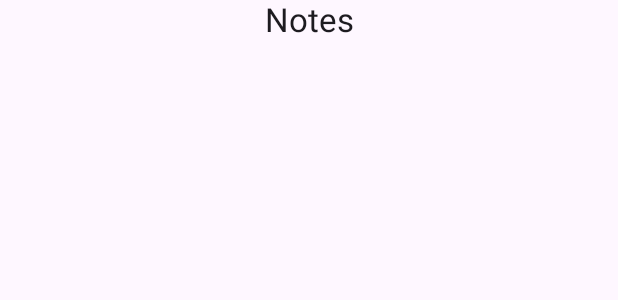
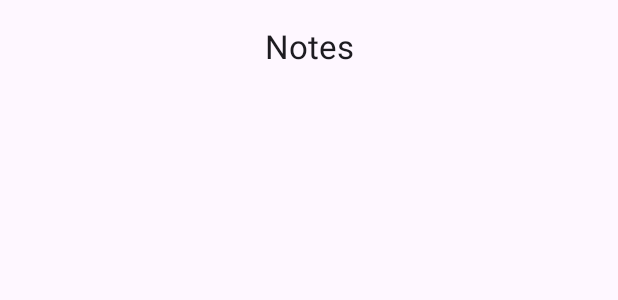
Before and after one commit to SuellenAc/SimpleNotesApp, an Android app built with Jetpack Compose: the @Preview function MainScreenPreview, on a phone screen of 412 x 824 dp. Shown: the top 300 px of the screen. Run offline under Robolectric (Android 15) with nearby library versions, the phone set to English and light mode, and no system bars; our stand-ins replace Dagger/Hilt's generated code.

Commit message:
added base structure to noteDetails and updated screen organization

```diff
--- a/app/src/main/java/com/suellen/colangelo/notes/app/navigation/NotesNavHost.kt
+++ b/app/src/main/java/com/suellen/colangelo/notes/app/navigation/NotesNavHost.kt
@@ -5,7 +5,6 @@ import androidx.compose.ui.Modifier
 import androidx.navigation.NavHostController
 import androidx.navigation.compose.NavHost
 import androidx.navigation.compose.rememberNavController
-import com.suellen.colangelo.notes.presentation.notedetails.navigation.navigateToNoteDetails
 import com.suellen.colangelo.notes.presentation.notedetails.navigation.openNoteDetails
 import com.suellen.colangelo.notes.presentation.notelist.navigation.openNoteList
 
@@ -15,16 +14,12 @@ fun NotesNavHost(
     modifier: Modifier = Modifier,
     navController: NavHostController = rememberNavController()
 ) {
-
     NavHost(
         navController = navController,
         startDestination = startDestination,
         modifier = modifier,
     ) {
-        openNoteList(
-            onNoteClick = { navController.navigateToNoteDetails() }
-        )
+        openNoteList(navController = navController)
         openNoteDetails()
     }
-
 }
--- a/app/src/main/java/com/suellen/colangelo/notes/data/model/NoteEntity.kt
+++ b/app/src/main/java/com/suellen/colangelo/notes/data/model/NoteEntity.kt
@@ -1,7 +1,7 @@
 package com.suellen.colangelo.notes.data.model
 
 data class NoteEntity(
-    val id: Long,
+    val id: String,
     val title: String,
     val description: String,
 )
--- a/app/src/main/java/com/suellen/colangelo/notes/data/model/NoteRepositoryImpl.kt
+++ b/app/src/main/java/com/suellen/colangelo/notes/data/model/NoteRepositoryImpl.kt
@@ -5,13 +5,13 @@ import com.suellen.colangelo.notes.domain.model.Note
 import javax.inject.Inject
 
 class NoteRepositoryImpl @Inject constructor() : NoteRepository {
-    private val notes = mutableMapOf<Long, Note>()
+    private val notes = mutableMapOf<String, Note>()
 
     override fun getAllNotes(): List<Note> {
         return notes.values.toList()
     }
 
-    override fun getNote(id: Long): Note? {
+    override fun getNote(id: String): Note? {
         return notes[id]
     }
 
@@ -19,7 +19,7 @@ class NoteRepositoryImpl @Inject constructor() : NoteRepository {
         notes[note.id] = note
     }
 
-    override fun deleteNote(id: Long) {
+    override fun deleteNote(id: String) {
         notes.remove(id)
     }
 
--- a/app/src/main/java/com/suellen/colangelo/notes/domain/NoteRepository.kt
+++ b/app/src/main/java/com/suellen/colangelo/notes/domain/NoteRepository.kt
@@ -4,8 +4,8 @@ import com.suellen.colangelo.notes.domain.model.Note
 
 interface NoteRepository {
     fun getAllNotes(): List<Note>
-    fun getNote(id: Long): Note?
+    fun getNote(id: String): Note?
     fun addNote(note: Note)
-    fun deleteNote(id: Long)
+    fun deleteNote(id: String)
     fun updateNote(note: Note)
 }
--- a/app/src/main/java/com/suellen/colangelo/notes/domain/model/Note.kt
+++ b/app/src/main/java/com/suellen/colangelo/notes/domain/model/Note.kt
@@ -1,7 +1,7 @@
 package com.suellen.colangelo.notes.domain.model
 
 data class Note(
-    val id: Long,
+    val id: String,
     val title: String,
     val description: String,
 )
--- a/app/src/main/java/com/suellen/colangelo/notes/presentation/model/NoteUiModel.kt
+++ b/app/src/main/java/com/suellen/colangelo/notes/presentation/model/NoteUiModel.kt
@@ -1,7 +1,7 @@
 package com.suellen.colangelo.notes.presentation.model
 
 data class NoteUiModel(
-    val id: Long,
+    val id: String,
     val title: String,
     val description: String,
 )
--- a/app/src/main/java/com/suellen/colangelo/notes/presentation/notedetails/navigation/NoteDetailsNavigation.kt
+++ b/app/src/main/java/com/suellen/colangelo/notes/presentation/notedetails/navigation/NoteDetailsNavigation.kt
@@ -3,17 +3,23 @@ package com.suellen.colangelo.notes.presentation.notedetails.navigation
 import androidx.navigation.NavController
 import androidx.navigation.NavGraphBuilder
 import androidx.navigation.NavOptions
+import androidx.navigation.NavType
 import androidx.navigation.compose.composable
+import androidx.navigation.navArgument
 import com.suellen.colangelo.notes.presentation.notedetails.NoteDetailsScreen
 
-const val noteDetailsRoute = "note_details"
+private const val noteId = "noteId"
+const val noteDetailsRoute = "noteDetails/{$noteId}"
 
 fun NavController.navigateToNoteDetails(navOptions: NavOptions? = null) {
     this.navigate(noteDetailsRoute, navOptions)
 }
 
 fun NavGraphBuilder.openNoteDetails() {
-    composable(noteDetailsRoute) {
-        NoteDetailsScreen()
+    composable(
+        noteDetailsRoute,
+        arguments = listOf(navArgument(noteId) { type = NavType.StringType })
+    ) { backStackEntry ->
+        NoteDetailsScreen(noteId = backStackEntry.arguments?.getString(noteId))
     }
 }
--- a/app/src/main/java/com/suellen/colangelo/notes/presentation/notelist/NoteListScreen.kt
+++ b/app/src/main/java/com/suellen/colangelo/notes/presentation/notelist/NoteListScreen.kt
@@ -1,52 +1,68 @@
 package com.suellen.colangelo.notes.presentation.notelist
 
 import androidx.compose.foundation.clickable
-import androidx.compose.foundation.layout.Arrangement
 import androidx.compose.foundation.layout.Column
 import androidx.compose.foundation.layout.fillMaxSize
-import androidx.compose.foundation.layout.fillMaxWidth
 import androidx.compose.foundation.layout.padding
 import androidx.compose.foundation.lazy.LazyColumn
 import androidx.compose.foundation.lazy.items
+import androidx.compose.material3.CenterAlignedTopAppBar
+import androidx.compose.material3.ExperimentalMaterial3Api
 import androidx.compose.material3.Scaffold
 import androidx.compose.material3.Text
+import androidx.compose.material3.TopAppBarDefaults
 import androidx.compose.runtime.Composable
-import androidx.compose.ui.Alignment
+import androidx.compose.runtime.collectAsState
 import androidx.compose.ui.Modifier
 import androidx.compose.ui.res.stringResource
 import androidx.compose.ui.tooling.preview.Preview
 import androidx.hilt.navigation.compose.hiltViewModel
+import androidx.navigation.NavHostController
 import com.suellen.colangelo.notes.R
 import com.suellen.colangelo.notes.app.theme.NotesTheme
 import com.suellen.colangelo.notes.app.theme.Typography
+import com.suellen.colangelo.notes.presentation.model.NoteUiModel
+import com.suellen.colangelo.notes.presentation.notedetails.navigation.navigateToNoteDetails
 
 @Composable
 fun NoteListScreen(
     viewModel: NoteListViewModel = hiltViewModel(),
-    onNoteClick: () -> Unit,
+    navController: NavHostController,
+) {
+    NoteListContent(
+        viewModel.notes.collectAsState().value
+    ) {
+        navController.navigateToNoteDetails()
+    }
+}
+
+@OptIn(ExperimentalMaterial3Api::class)
+@Composable
+private fun NoteListContent(
+    notes: List<NoteUiModel>,
+    onNoteClick: (NoteUiModel) -> Unit,
 ) {
     Scaffold(
         topBar = {
-            Column(
-                verticalArrangement = Arrangement.Center,
-                horizontalAlignment = Alignment.CenterHorizontally,
-                modifier = Modifier.fillMaxWidth()
-            ) {
-                Text(
-                    text = stringResource(id = R.string.notes_screen_title),
-                    style = Typography.titleLarge
-                )
-            }
+            CenterAlignedTopAppBar(
+                title = {
+                    Text(
+                        text = stringResource(id = R.string.notes_screen_title),
+                        style = Typography.titleLarge
+                    )
+                },
+                scrollBehavior = TopAppBarDefaults.enterAlwaysScrollBehavior()
+            )
         },
         modifier = Modifier.fillMaxSize()
-    ) {
+    ) { paddingValues ->
         LazyColumn(
-            modifier = Modifier.padding(it),
+            modifier = Modifier.padding(paddingValues),
             content = {
-                items(viewModel.notes.value) {
-                    Column(modifier = Modifier.clickable { onNoteClick() }) {
-                        Text(it.title)
-                        Text(it.description)
+                items(notes) {note ->
+                    Column(modifier = Modifier.clickable { onNoteClick(note) }) {
+                        Text(note.title)
+                        Text(note.description)
                     }
                 }
             }
@@ -54,10 +70,11 @@ fun NoteListScreen(
     }
 }
 
+
 @Composable
 @Preview
 fun NoteListScreenPreview() {
     NotesTheme {
-        NoteListScreen {}
+        NoteListContent(listOf()) {}
     }
 }
--- a/app/src/main/java/com/suellen/colangelo/notes/presentation/notelist/navigation/NoteListNavigation.kt
+++ b/app/src/main/java/com/suellen/colangelo/notes/presentation/notelist/navigation/NoteListNavigation.kt
@@ -1,13 +1,14 @@
 package com.suellen.colangelo.notes.presentation.notelist.navigation
 
 import androidx.navigation.NavGraphBuilder
+import androidx.navigation.NavHostController
 import androidx.navigation.compose.composable
 import com.suellen.colangelo.notes.presentation.notelist.NoteListScreen
 
 const val noteListRoute = "note_list"
 
-fun NavGraphBuilder.openNoteList(onNoteClick: () -> Unit) {
+fun NavGraphBuilder.openNoteList(navController: NavHostController) {
     composable(noteListRoute) {
-        NoteListScreen { onNoteClick() }
+        NoteListScreen(navController = navController)
     }
 }
--- a/app/src/main/res/values/strings.xml
+++ b/app/src/main/res/values/strings.xml
@@ -1,4 +1,5 @@
 <resources>
     <string name="app_name">notes</string>
     <string name="notes_screen_title">Notes</string>
+    <string name="note_detail_screen_title">Note Detail</string>
 </resources>
```
Also changed, not shown: app/src/main/java/com/suellen/colangelo/notes/presentation/notedetails/NoteDetailsScreen.kt (+63 -3 lines), 1 other file.
